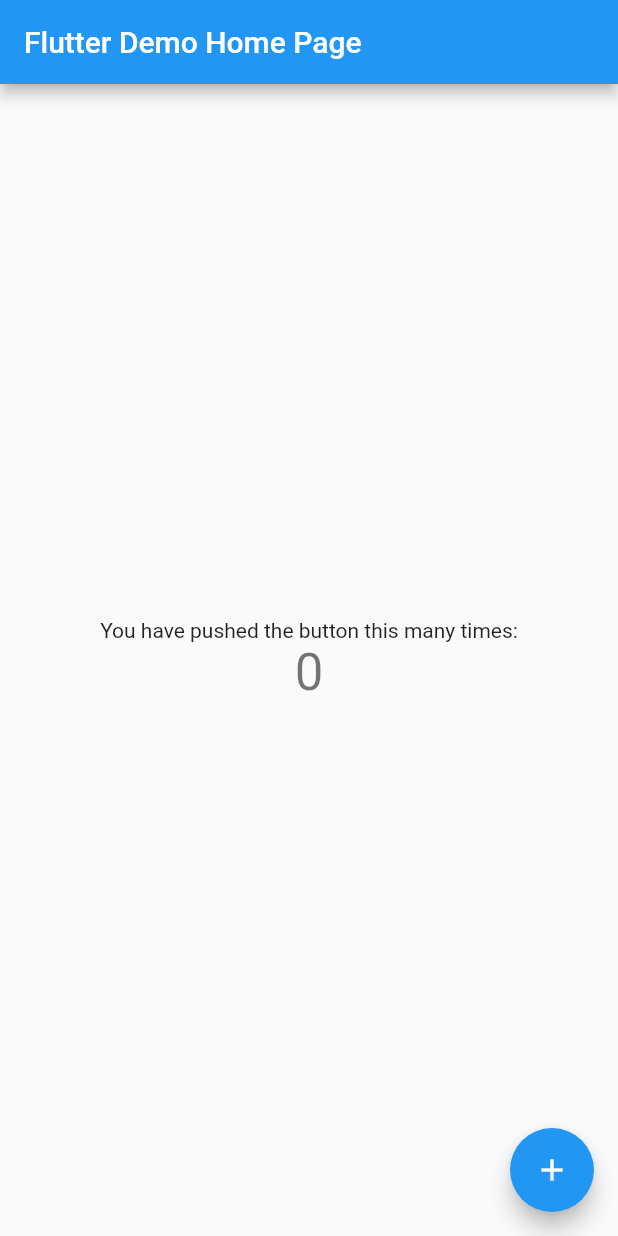
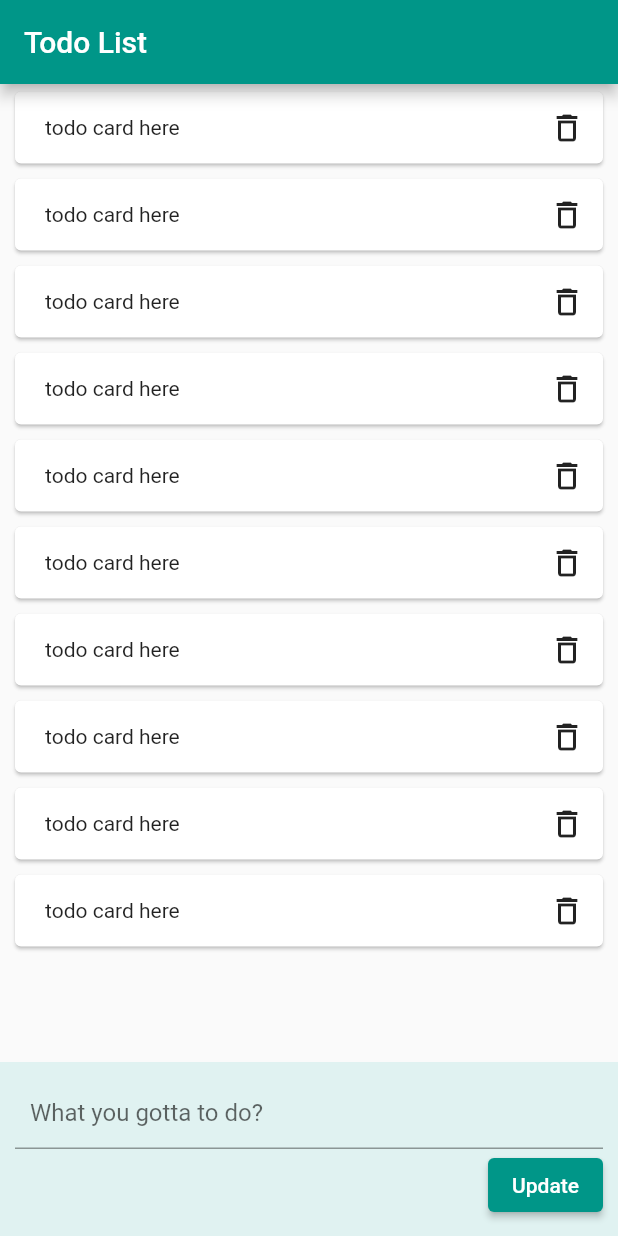
Before and after one commit to donna6355/flutterstudy, a Flutter app: the screen it shows after launch, on a phone screen of 412 x 824 dp. Run offline on Flutter 3.47's test engine with Material 2 defaults, Android fonts, the phone set to English and light mode, and no system bars.

Commit message:
todolist dummy

```diff
--- a/fire_base/lib/main.dart
+++ b/fire_base/lib/main.dart
@@ -1,113 +1,22 @@
 import 'package:flutter/material.dart';
+import './todos.dart';
 
 void main() {
   runApp(MyApp());
 }
 
 class MyApp extends StatelessWidget {
-  // This widget is the root of your application.
   @override
   Widget build(BuildContext context) {
     return MaterialApp(
       title: 'Flutter Demo',
       theme: ThemeData(
-        // This is the theme of your application.
-        //
-        // Try running your application with "flutter run". You'll see the
-        // application has a blue toolbar. Then, without quitting the app, try
-        // changing the primarySwatch below to Colors.green and then invoke
-        // "hot reload" (press "r" in the console where you ran "flutter run",
-        // or simply save your changes to "hot reload" in a Flutter IDE).
-        // Notice that the counter didn't reset back to zero; the application
-        // is not restarted.
-        primarySwatch: Colors.blue,
+        primarySwatch: Colors.teal,
       ),
-      home: MyHomePage(title: 'Flutter Demo Home Page'),
+      home: Todos(),
     );
   }
 }
 
-class MyHomePage extends StatefulWidget {
-  MyHomePage({Key? key, required this.title}) : super(key: key);
-
-  // This widget is the home page of your application. It is stateful, meaning
-  // that it has a State object (defined below) that contains fields that affect
-  // how it looks.
-
-  // This class is the configuration for the state. It holds the values (in this
-  // case the title) provided by the parent (in this case the App widget) and
-  // used by the build method of the State. Fields in a Widget subclass are
-  // always marked "final".
-
-  final String title;
-
-  @override
-  _MyHomePageState createState() => _MyHomePageState();
-}
-
-class _MyHomePageState extends State<MyHomePage> {
-  int _counter = 0;
-
-  void _incrementCounter() {
-    setState(() {
-      // This call to setState tells the Flutter framework that something has
-      // changed in this State, which causes it to rerun the build method below
-      // so that the display can reflect the updated values. If we changed
-      // _counter without calling setState(), then the build method would not be
-      // called again, and so nothing would appear to happen.
-      _counter++;
-    });
-  }
-
-  @override
-  Widget build(BuildContext context) {
-    // This method is rerun every time setState is called, for instance as done
-    // by the _incrementCounter method above.
-    //
-    // The Flutter framework has been optimized to make rerunning build methods
-    // fast, so that you can just rebuild anything that needs updating rather
-    // than having to individually change instances of widgets.
-    return Scaffold(
-      appBar: AppBar(
-        // Here we take the value from the MyHomePage object that was created by
-        // the App.build method, and use it to set our appbar title.
-        title: Text(widget.title),
-      ),
-      body: Center(
-        // Center is a layout widget. It takes a single child and positions it
-        // in the middle of the parent.
-        child: Column(
-          // Column is also a layout widget. It takes a list of children and
-          // arranges them vertically. By default, it sizes itself to fit its
-          // children horizontally, and tries to be as tall as its parent.
-          //
-          // Invoke "debug painting" (press "p" in the console, choose the
-          // "Toggle Debug Paint" action from the Flutter Inspector in Android
-          // Studio, or the "Toggle Debug Paint" command in Visual Studio Code)
-          // to see the wireframe for each widget.
-          //
-          // Column has various properties to control how it sizes itself and
-          // how it positions its children. Here we use mainAxisAlignment to
-          // center the children vertically; the main axis here is the vertical
-          // axis because Columns are vertical (the cross axis would be
-          // horizontal).
-          mainAxisAlignment: MainAxisAlignment.center,
-          children: <Widget>[
-            Text(
-              'You have pushed the button this many times:',
-            ),
-            Text(
-              '$_counter',
-              style: Theme.of(context).textTheme.headline4,
-            ),
-          ],
-        ),
-      ),
-      floatingActionButton: FloatingActionButton(
-        onPressed: _incrementCounter,
-        tooltip: 'Increment',
-        child: Icon(Icons.add),
-      ), // This trailing comma makes auto-formatting nicer for build methods.
-    );
-  }
-}
+// https://flutterpractice-81d03-default-rtdb.asia-southeast1.firebasedatabase.app/
+// firebase for flutter pratice
--- /dev/null
+++ b/fire_base/lib/todo.dart
@@ -0,0 +1,7 @@
+class Todo {
+  final String todo;
+  bool isDone;
+  bool isDeleted;
+
+  Todo({required this.todo, required this.isDone, required this.isDeleted});
+}
--- /dev/null
+++ b/fire_base/lib/todoCard.dart
@@ -0,0 +1,33 @@
+import 'package:flutter/material.dart';
+
+class TodoCard extends StatelessWidget {
+  @override
+  Widget build(BuildContext context) {
+    return Card(
+      margin: EdgeInsets.fromLTRB(10, 5, 10, 5),
+      child: Row(
+        children: [
+          Expanded(
+            child: GestureDetector(
+              onTap: () {
+                print('tap');
+              },
+              child: Container(
+                child: Text('todo card here'),
+                padding: EdgeInsets.only(
+                  left: 20,
+                ),
+              ),
+            ),
+          ),
+          IconButton(
+            onPressed: () {
+              print('delete');
+            },
+            icon: const Icon(Icons.delete_outline),
+          ),
+        ],
+      ),
+    );
+  }
+}
--- /dev/null
+++ b/fire_base/lib/todoinput.dart
@@ -0,0 +1,28 @@
+import 'package:flutter/material.dart';
+
+class Todoinput extends StatelessWidget {
+  final taskControl = TextEditingController();
+  @override
+  Widget build(BuildContext context) {
+    return Container(
+      color: Colors.teal[50],
+      padding: EdgeInsets.all(10),
+      child: Column(
+        crossAxisAlignment: CrossAxisAlignment.end,
+        children: [
+          TextFormField(
+            controller: taskControl,
+            decoration: const InputDecoration(
+              contentPadding: EdgeInsets.fromLTRB(10, 0, 10, 0),
+              hintText: 'What you gotta to do?',
+            ),
+          ),
+          ElevatedButton(
+            onPressed: () {},
+            child: Text('Update'),
+          ),
+        ],
+      ),
+    );
+  }
+}
--- /dev/null
+++ b/fire_base/lib/todos.dart
@@ -0,0 +1,33 @@
+import 'package:flutter/material.dart';
+import './todoinput.dart';
+import './todoCard.dart';
+
+class Todos extends StatelessWidget {
+  @override
+  Widget build(BuildContext context) {
+    return Scaffold(
+        appBar: AppBar(
+          title: Text('Todo List'),
+        ),
+        body: Column(
+          children: [
+            Expanded(
+                child: ListView(
+              children: <Widget>[
+                TodoCard(),
+                TodoCard(),
+                TodoCard(),
+                TodoCard(),
+                TodoCard(),
+                TodoCard(),
+                TodoCard(),
+                TodoCard(),
+                TodoCard(),
+                TodoCard(),
+              ],
+            )),
+            Todoinput(),
+          ],
+        ));
+  }
+}
```
